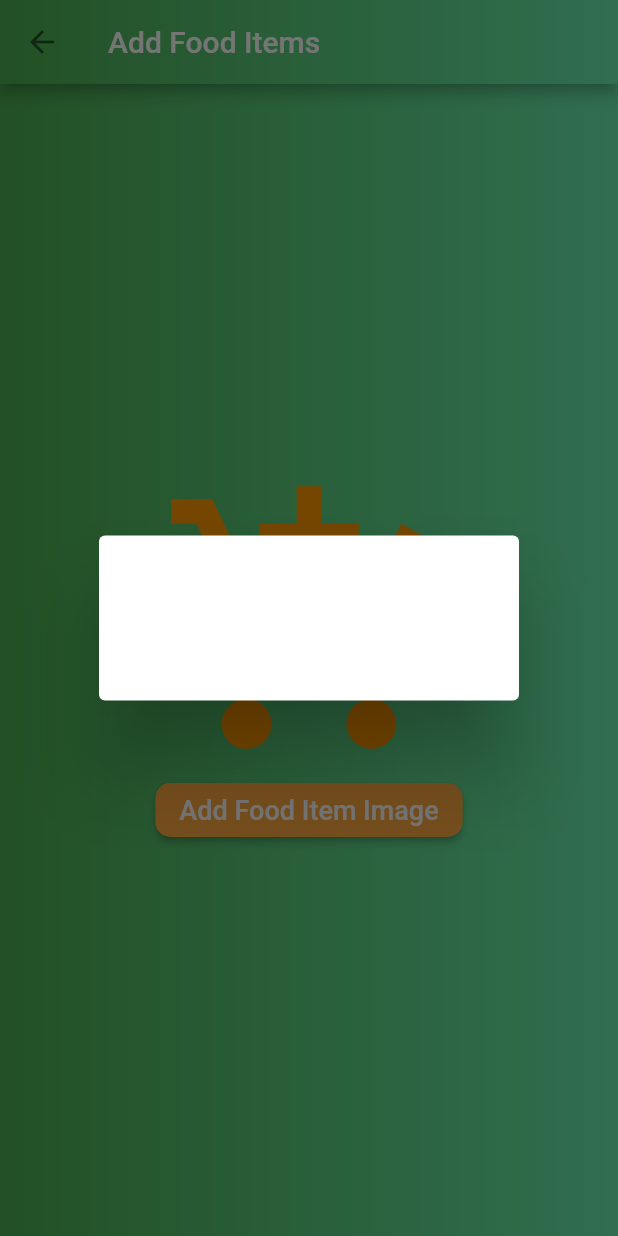
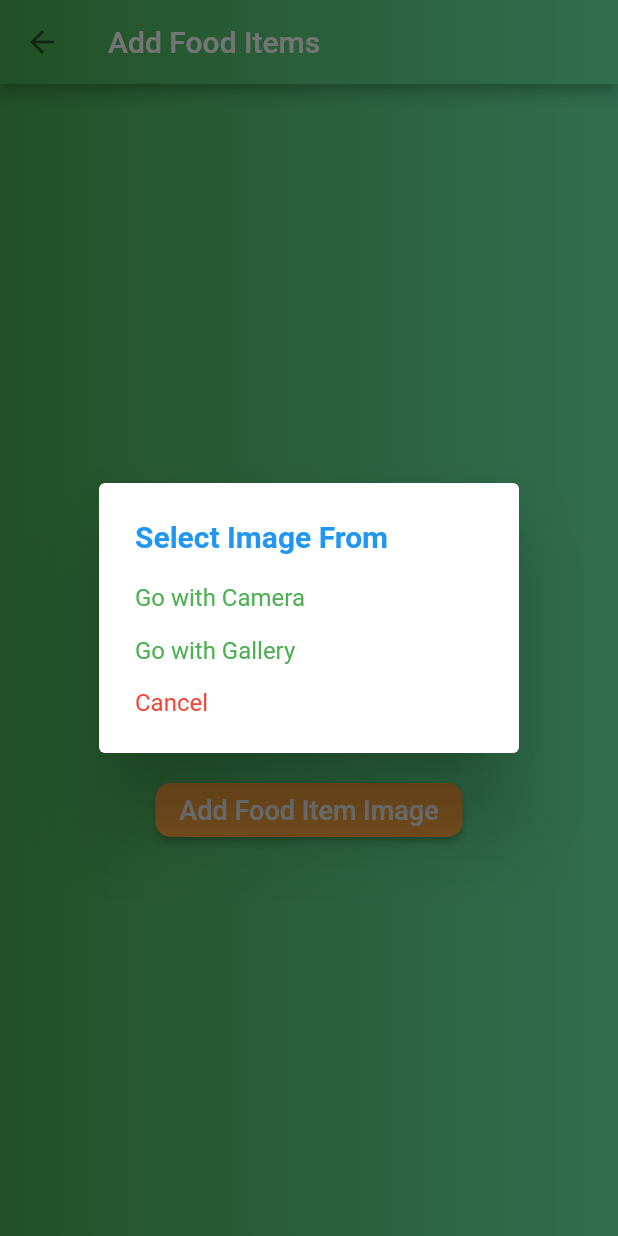
Before and after one commit to vjanu/Eco-Healing, a Flutter app: the AddFood_itmes screen opened directly, after a tap on "Add Food Item Image", on a phone screen of 412 x 824 dp. Run offline on Flutter 3.47's test engine with Material 2 defaults, Android fonts, the phone set to English and light mode, and no system bars; our stand-ins replace cloud_firestore, firebase_auth, firebase_core, firebase_storage, flutter_speed_dial, geocoding and 2 more; missing offline and left inert: geolocator_web, image_picker_for_web; accounts and stored records are empty.

Commit message:
Image upload
Image Select and Camera Selection for food items

```diff
--- a/lib/add_items/add_food_items.dart
+++ b/lib/add_items/add_food_items.dart
@@ -1,5 +1,6 @@
 import 'package:flutter/material.dart';
 import 'package:flutter_speed_dial/flutter_speed_dial.dart';
+import 'package:image_picker/image_picker.dart';
 import '../mainScreen/HomeScreen.dart';
 
 class AddFood_itmes extends StatefulWidget {
@@ -11,34 +12,96 @@ class AddFood_itmes extends StatefulWidget {
 
 class _AddFood_itmesState extends State<AddFood_itmes> {
 
+  // Image Taker
   takeImage(nContext){
     return showDialog(
       context: nContext,
       builder: (context){
-        return const SimpleDialog(
-          title: Text(
+        return SimpleDialog(
+          title: const Text(
               'Select Image From',
               style: TextStyle(
-                  color: Colors.white,
+                  color: Colors.blue,
                   fontWeight:
                   FontWeight.bold)),
           children: [
+            SimpleDialogOption(
+              child: const Text(
+                "Go with Camera",
+                style: TextStyle(color: Colors.green),
+              ),
+              onPressed: captureImageWithCamera,
+            ),
 
             SimpleDialogOption(
-              child: Text(
-                "Camera",
-                style: TextStyle(color: Colors.white),
+              child: const Text(
+                "Go with Gallery",
+                style: TextStyle(color: Colors.green),
               ),
-            )
+              onPressed: captureImageWithGallery,
+            ),
 
+            SimpleDialogOption(
+              child: const Text(
+                "Cancel",
+                style: TextStyle(color: Colors.red),
+              ),
+              onPressed: ()=> Navigator.pop(context),
+            ),
           ],
         );
       },
     );
+  }
+
+  captureImageWithCamera() async{
+    Navigator.pop(context);
+
+    imageXFile = await _picker.pickImage(
+      source: ImageSource.camera,
+      maxHeight: 720 ,
+      maxWidth: 1280,
+    );
+
+    setState(() {
+      imageXFile;
+    });
+  }
+  captureImageWithGallery() async{
+    Navigator.pop(context);
+
+    imageXFile = await _picker.pickImage(
+      source: ImageSource.gallery,
+      maxHeight: 720 ,
+      maxWidth: 1280,
+    );
+
+    setState(() {
+      imageXFile;
+    });
+  }
+  // Add Items
+  menusUploadFormScreen(){
 
   }
+
   @override
   Widget build(BuildContext context) {
+    return imageXFile == null ? defaultScreen() : menusUploadFormScreen();
+  }
+
+  // Image Picker Handler
+  XFile? imageXFile;
+  final ImagePicker _picker = ImagePicker();
+
+  TextEditingController shortInfoController = TextEditingController();
+  TextEditingController titleController = TextEditingController();
+
+  bool uploading = false;
+  String uniqueIdName = DateTime.now().millisecondsSinceEpoch.toString();
+
+  // Default Screen
+  defaultScreen(){
     return Scaffold(
         appBar: AppBar(
           title: const Text("Add Food Items"),
```
